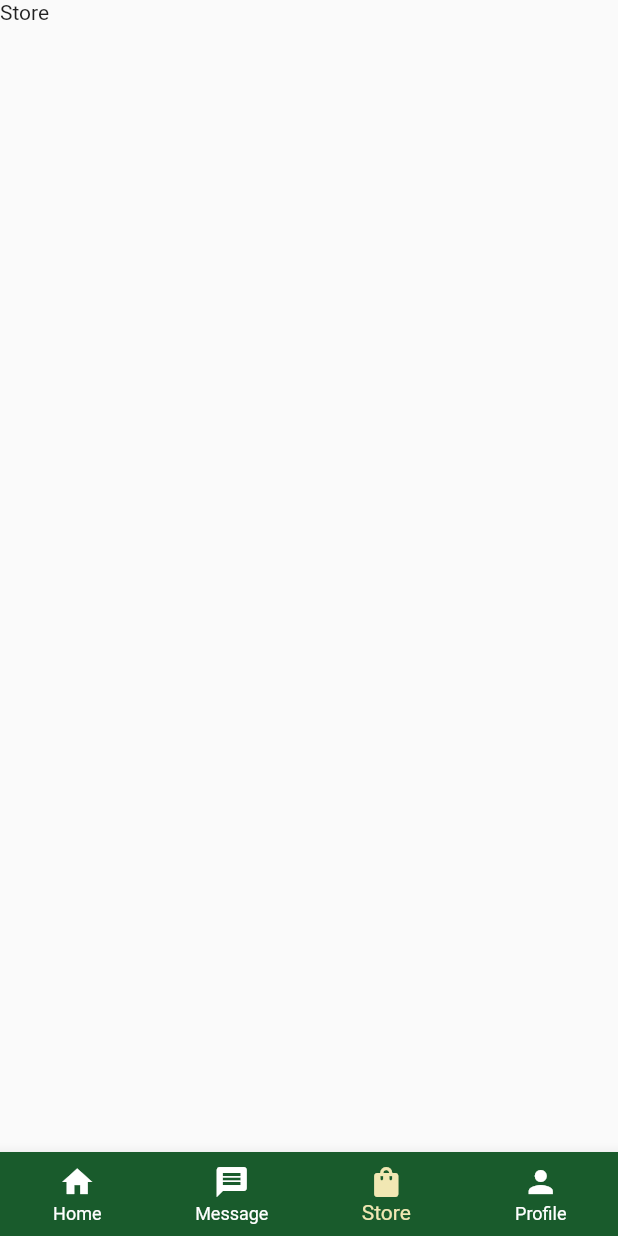
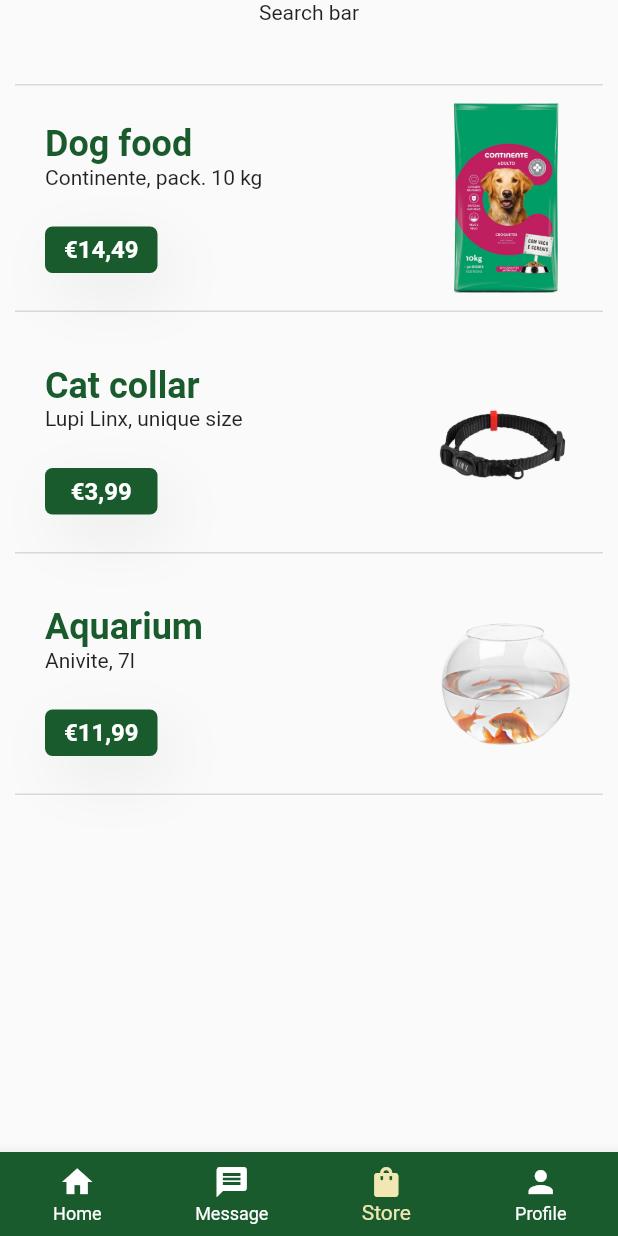
Before and after one commit to danielbueeno/PETSITTING, a Flutter app: the TemplatePlatform screen opened directly, item 3 of the bottom bar chosen, on a phone screen of 412 x 824 dp. Run offline on Flutter 3.47's test engine with Material 2 defaults, Android fonts, the phone set to English and light mode, and no system bars; missing offline and left inert: dart:ffi.

Commit message:
part of the store section

```diff
--- a/lib/Constants/constants_colors.dart
+++ b/lib/Constants/constants_colors.dart
@@ -5,4 +5,5 @@ class ConstantColors {
   static const secondary = Color.fromRGBO(241, 231, 179, 1);
   static const gray = Color.fromRGBO(217, 217, 217, 1);
   static const white = Colors.white;
+  static const whiteSmoke =Color.fromRGBO(245, 245, 245, 1);
 }
--- /dev/null
+++ b/lib/Widgets/molecules/molecule_store_item.dart
@@ -0,0 +1,75 @@
+
+import 'package:flutter/material.dart';
+import 'package:pet_sitting_project/constants/constants_colors.dart';
+import 'package:pet_sitting_project/widgets/atoms/button.dart';
+
+class MoleculeStoreItem extends StatelessWidget {
+  const MoleculeStoreItem({super.key, required this.title, required this.description, required this.image, required this.price, this.boxFit, this.hasTopDivider=false});
+
+  final String title;
+  final String description;
+  final String price;
+  final String image;
+  final BoxFit? boxFit;
+  final bool hasTopDivider;
+
+  @override
+  Widget build(BuildContext context) {
+    return Container(
+      width: double.infinity,
+      padding:const EdgeInsets.symmetric( horizontal: 20),
+      decoration: BoxDecoration(
+        border: Border(bottom: BorderSide(color: ConstantColors.gray,), top: hasTopDivider?BorderSide(color: ConstantColors.gray,):BorderSide.none),
+
+      ),
+      child: Row(
+        mainAxisAlignment: MainAxisAlignment.spaceBetween,
+        children: [
+          Wrap(
+            direction: Axis.vertical,
+            spacing: 25,
+            children: [
+              _description,
+              _button
+            ]
+          ,
+          ),
+          const SizedBox(width: 20,),
+         _itemImage,
+        ],
+      ),
+    );
+  }
+
+  Widget get _itemImage{
+    return Container(
+            height: 150,
+            width: 90,
+            decoration:BoxDecoration(
+              image: DecorationImage(
+                image: AssetImage(image),
+                fit: boxFit?? BoxFit.cover,
+              ),
+            ) ,
+          );
+  }
+
+  Widget get _description{
+    return Column(
+          crossAxisAlignment: CrossAxisAlignment.start,
+          children:  [
+              Text(title, style: TextStyle(fontWeight: FontWeight.bold, fontSize: 24, color: ConstantColors.primary),),
+              Text(description),
+            ],
+    );
+  }
+  Widget get _button{
+    return Button(
+            label: "€$price",
+            width: 75,
+            height: 31,
+            fontSize: 16,
+            onTap:(){},
+    );
+  }
+}
--- /dev/null
+++ b/lib/Widgets/organisms/organism_store.dart
@@ -0,0 +1,47 @@
+import 'package:flutter/material.dart';
+import 'package:pet_sitting_project/widgets/molecules/molecule_store_item.dart';
+
+
+class OrganismStore extends StatefulWidget {
+  const OrganismStore({super.key});
+
+  @override
+  State<OrganismStore> createState() => _OrganismStoreState();
+}
+
+class _OrganismStoreState extends State<OrganismStore> {
+
+  @override
+  Widget build(BuildContext context) {
+    const space = SizedBox(height: 10,);
+    return Padding(
+      padding: const EdgeInsets.symmetric(horizontal: 10),
+      child: Column(
+        children: const [
+          MoleculeStoreItem(
+            title: "Dog food",
+            description: "Continente, pack. 10 kg",
+            price: "14,49",
+            image: "assets/images/dog-food.png",
+            hasTopDivider: true,
+          ),
+          space,
+          MoleculeStoreItem(
+            title: "Cat collar",
+            description: "Lupi Linx, unique size",
+            price: "3,99",
+            image: "assets/images/cat-collar.png",
+          ),
+          space,
+          MoleculeStoreItem(
+            title: "Aquarium",
+            description: "Anivite, 7l",
+            price: "11,99",
+            image: "assets/images/aquarium.png",
+            boxFit: BoxFit.contain,
+          ),
+        ],
+      ),
+    );
+  }
+}
--- a/lib/Widgets/pages/page_store.dart
+++ b/lib/Widgets/pages/page_store.dart
@@ -1,10 +1,14 @@
 import 'package:flutter/material.dart';
+import 'package:pet_sitting_project/widgets/organisms/organism_store.dart';
+import 'package:pet_sitting_project/widgets/templates/template_search_pages.dart';
 
 class PageStore extends StatelessWidget {
   const PageStore({super.key});
 
   @override
   Widget build(BuildContext context) {
-    return Text("Page store");
+    return TemplateSearchPages(
+      body: OrganismStore(),
+    );
   }
 }
--- a/lib/Widgets/templates/template_platform.dart
+++ b/lib/Widgets/templates/template_platform.dart
@@ -1,6 +1,7 @@
 import 'package:flutter/material.dart';
 import 'package:pet_sitting_project/constants/constants_colors.dart';
 import 'package:pet_sitting_project/widgets/pages/page_messages.dart';
+import 'package:pet_sitting_project/widgets/pages/page_store.dart';
 
 
 class TemplatePlatform extends StatefulWidget {
@@ -17,7 +18,7 @@ class _TemplatePlatformState extends State<TemplatePlatform> {
   List<Widget> body = const[
     Text('home'),
     PageMessages(),
-    Text('Store'),
+    PageStore(),
     Text('Profile'),
   ];
   @override
--- /dev/null
+++ b/lib/Widgets/templates/template_search_pages.dart
@@ -0,0 +1,26 @@
+
+import 'package:flutter/material.dart';
+
+class TemplateSearchPages extends StatefulWidget {
+  const TemplateSearchPages({super.key, required this.body});
+
+  final Widget body;
+  @override
+  State<TemplateSearchPages> createState() => _TemplateSearchPagesState();
+}
+
+class _TemplateSearchPagesState extends State<TemplateSearchPages> {
+  @override
+  Widget build(BuildContext context) {
+    return Container(
+      width: double.infinity,
+      child: Column(
+        children: [
+          Text('Search bar'),
+          SizedBox(height: 40,),
+          widget.body,
+        ],
+      ),
+    );
+  }
+}
```
Also changed, not shown: assets/images/aquarium.png (added), assets/images/cat-collar.png (added), assets/images/dog-food.png (added).
